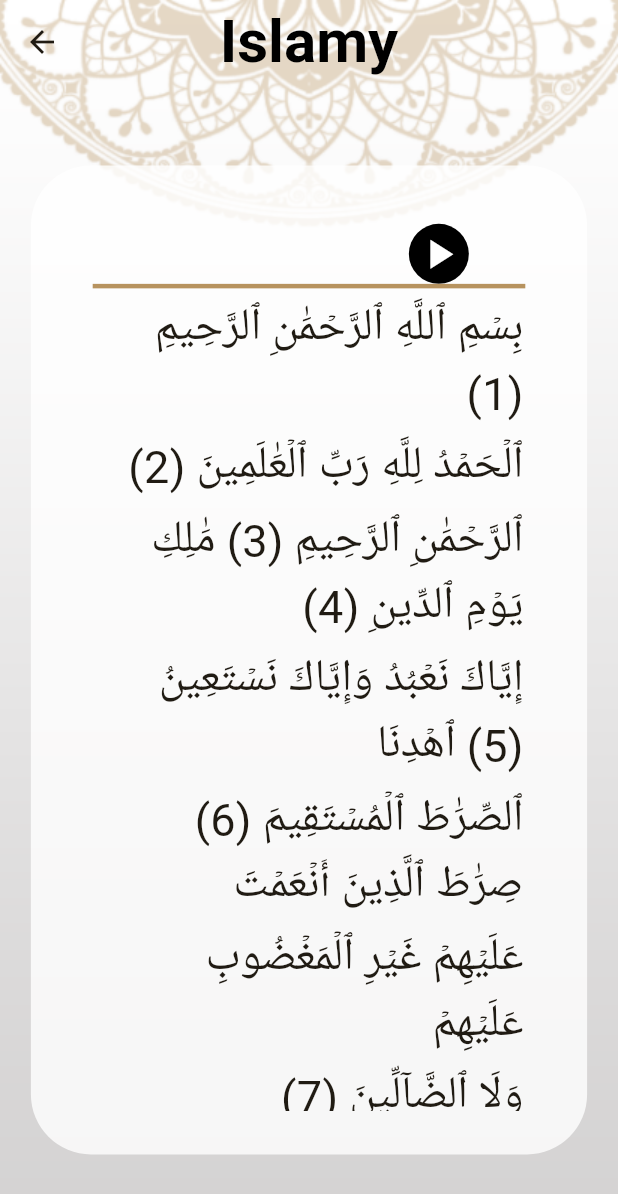
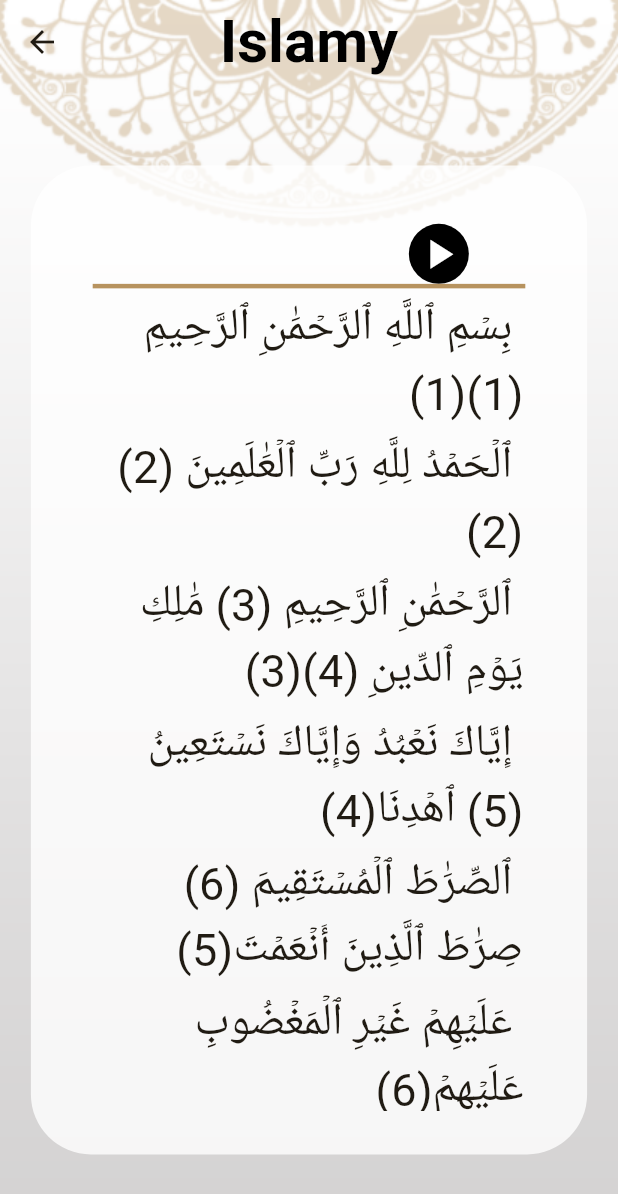
Before and after one commit to 0mar-gaber/islamy_app, a Flutter app: the SuraDetails screen opened directly with empty values, on a phone screen of 412 x 824 dp. Shown: the top 1194 px of the screen. Run offline on Flutter 3.47's test engine with Material 3 defaults, Android fonts, the light colour scheme and no system bars; our stand-ins replace flutter_svg.

Commit message:
origin commit add Aya number in sura

```diff
--- a/lib/ui/quran_details/sura_details_widgit.dart
+++ b/lib/ui/quran_details/sura_details_widgit.dart
@@ -65,8 +65,8 @@
                       child: lines.isNotEmpty
                       ?ListView.separated(
                         itemBuilder: (context, index) => Text(
-                          " ${lines[index]}",
-                          textAlign: TextAlign.end,
+                          textDirection: TextDirection.rtl,
+                          " ${(lines[index])+"(${index + 1})"}",
                           style: const TextStyle(
                             fontSize: 30
                           ),
```
